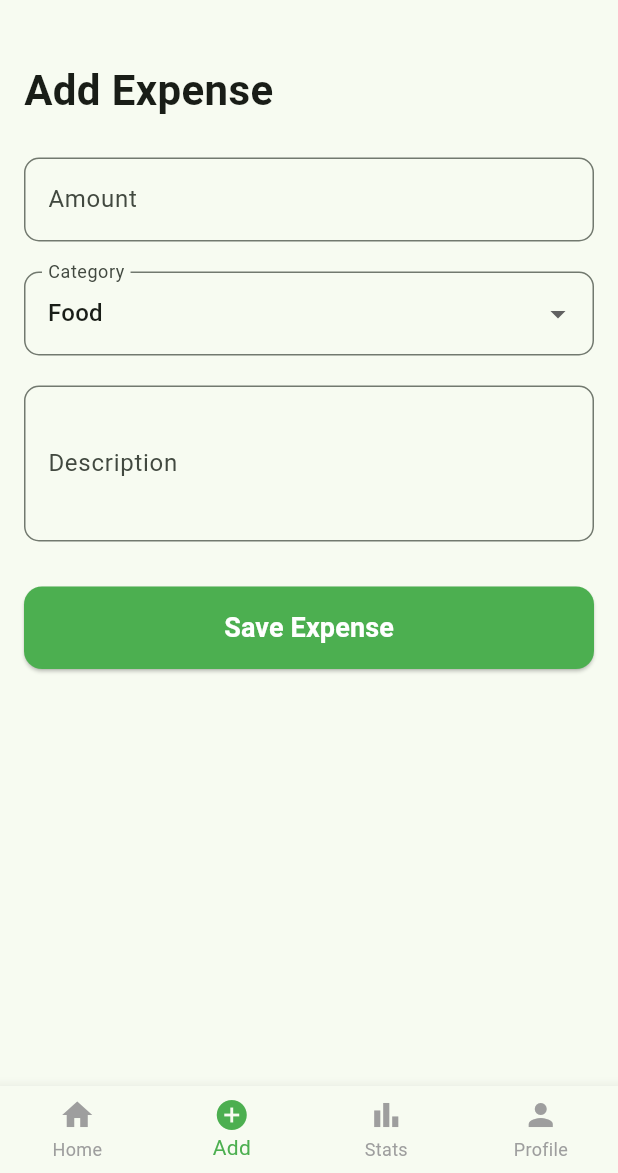
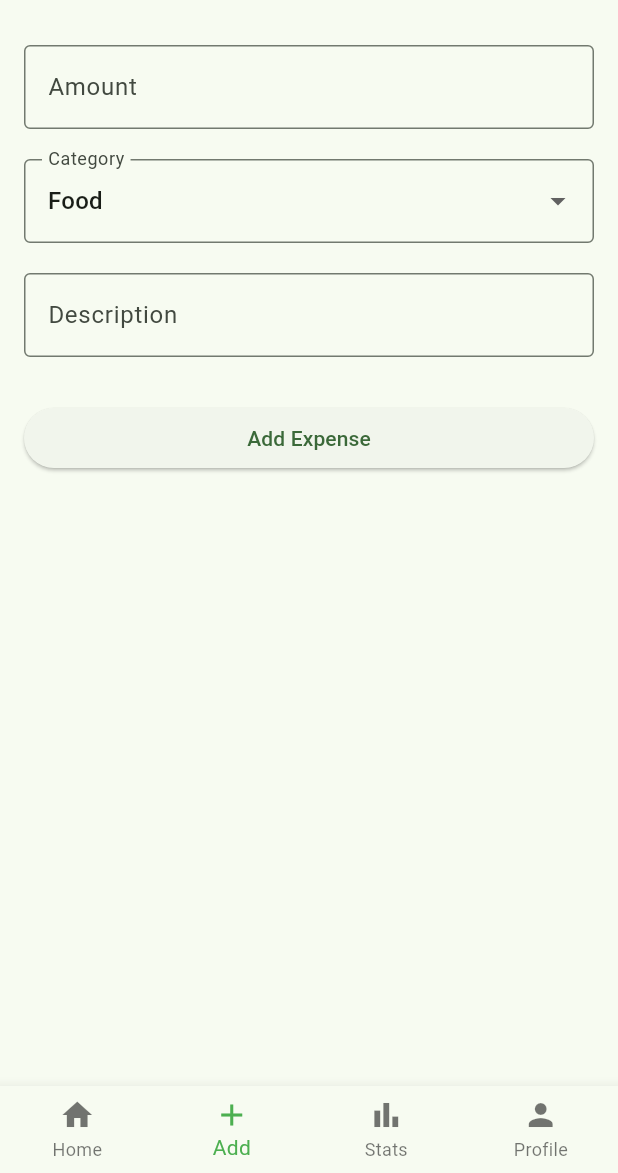
Before and after one commit to SANJAY-1407/rupee-lens, a Flutter app: the screen it shows after launch, item 2 of the bottom bar chosen, on a phone screen of 412 x 824 dp, the part 63-1236 px from its top. Run offline on Flutter 3.47's test engine with Material 3 defaults, Android fonts, the phone set to English and light mode, and no system bars.

Commit message:
Day 5 Completed - Home Dashboard Finished

```diff
--- a/lib/main.dart
+++ b/lib/main.dart
@@ -14,10 +14,10 @@ class RupeeLensApp extends StatelessWidget {
       debugShowCheckedModeBanner: false,
       title: 'RupeeLens',
       theme: ThemeData(
+        useMaterial3: true,
         colorSchemeSeed: Colors.green,
-        useMaterial3: true,
       ),
-      home: const HomeScreen(),
+      home: HomeScreen(),
     );
   }
 }
--- a/lib/screens/add_expense_screen.dart
+++ b/lib/screens/add_expense_screen.dart
@@ -1,4 +1,5 @@
 import 'package:flutter/material.dart';
+
 import '../models/expense.dart';
 import '../services/expense_service.dart';
 
@@ -10,6 +11,7 @@ class AddExpenseScreen extends StatefulWidget {
 }
 
 class _AddExpenseScreenState extends State<AddExpenseScreen> {
+
   final TextEditingController amountController = TextEditingController();
   final TextEditingController descriptionController = TextEditingController();
 
@@ -17,119 +19,98 @@ class _AddExpenseScreenState extends State<AddExpenseScreen> {
 
   final List<String> categories = [
     "Food",
-    "Travel",
+    "Transport",
     "Shopping",
+    "Medical",
+    "Entertainment",
+    "Education",
     "Bills",
-    "Entertainment",
-    "Other",
+    "Others",
   ];
 
-  @override
-  void dispose() {
-    amountController.dispose();
-    descriptionController.dispose();
-    super.dispose();
-  }
+  Future<void> saveExpense() async {
 
-  void saveExpense() {
-    if (amountController.text.trim().isEmpty) {
+    if (amountController.text.isEmpty ||
+        descriptionController.text.isEmpty) {
+
       ScaffoldMessenger.of(context).showSnackBar(
         const SnackBar(
-          content: Text("Please enter an amount"),
+          content: Text("Please fill all fields"),
         ),
       );
+
       return;
     }
 
-    final double? amount = double.tryParse(amountController.text);
-
-    if (amount == null) {
-      ScaffoldMessenger.of(context).showSnackBar(
-        const SnackBar(
-          content: Text("Enter a valid amount"),
-        ),
-      );
-      return;
-    }
-
-    Expense expense = Expense(
+    final expense = Expense(
       id: DateTime.now().millisecondsSinceEpoch.toString(),
-      amount: amount,
+      amount: double.parse(amountController.text),
       category: selectedCategory,
-      description: descriptionController.text.trim(),
+      description: descriptionController.text,
       date: DateTime.now(),
     );
 
     ExpenseService.addExpense(expense);
 
+    amountController.clear();
+    descriptionController.clear();
+
     ScaffoldMessenger.of(context).showSnackBar(
       const SnackBar(
-        content: Text("Expense Saved Successfully!"),
-        backgroundColor: Colors.green,
+        content: Text("Expense Added Successfully"),
       ),
     );
 
-    amountController.clear();
-    descriptionController.clear();
-
-    setState(() {
-      selectedCategory = "Food";
-    });
+    setState(() {});
   }
 
   @override
   Widget build(BuildContext context) {
+
     return Padding(
       padding: const EdgeInsets.all(16),
+
       child: SingleChildScrollView(
+
         child: Column(
-          crossAxisAlignment: CrossAxisAlignment.start,
+
           children: [
-
-            const SizedBox(height: 10),
-
-            const Text(
-              "Add Expense",
-              style: TextStyle(
-                fontSize: 28,
-                fontWeight: FontWeight.bold,
-              ),
-            ),
-
-            const SizedBox(height: 25),
 
             TextField(
               controller: amountController,
-                keyboardType: TextInputType.text,
-              decoration: InputDecoration(
+              keyboardType: TextInputType.number,
+              decoration: const InputDecoration(
                 labelText: "Amount",
-                prefixText: "₹ ",
-                border: OutlineInputBorder(
-                  borderRadius: BorderRadius.circular(10),
-                ),
+                border: OutlineInputBorder(),
               ),
             ),
 
             const SizedBox(height: 20),
 
             DropdownButtonFormField<String>(
+
               value: selectedCategory,
-              decoration: InputDecoration(
+
+              decoration: const InputDecoration(
                 labelText: "Category",
-                border: OutlineInputBorder(
-                  borderRadius: BorderRadius.circular(10),
-                ),
+                border: OutlineInputBorder(),
               ),
+
               items: categories.map((category) {
+
                 return DropdownMenuItem(
                   value: category,
                   child: Text(category),
                 );
+
               }).toList(),
+
               onChanged: (value) {
+
                 setState(() {
                   selectedCategory = value!;
                 });
+
               },
             ),
 
@@ -137,12 +118,9 @@ class _AddExpenseScreenState extends State<AddExpenseScreen> {
 
             TextField(
               controller: descriptionController,
-              maxLines: 3,
-              decoration: InputDecoration(
+              decoration: const InputDecoration(
                 labelText: "Description",
-                border: OutlineInputBorder(
-                  borderRadius: BorderRadius.circular(10),
-                ),
+                border: OutlineInputBorder(),
               ),
             ),
 
@@ -150,25 +128,12 @@ class _AddExpenseScreenState extends State<AddExpenseScreen> {
 
             SizedBox(
               width: double.infinity,
-              height: 55,
               child: ElevatedButton(
                 onPressed: saveExpense,
-                style: ElevatedButton.styleFrom(
-                  backgroundColor: Colors.green,
-                  foregroundColor: Colors.white,
-                  shape: RoundedRectangleBorder(
-                    borderRadius: BorderRadius.circular(12),
-                  ),
-                ),
-                child: const Text(
-                  "Save Expense",
-                  style: TextStyle(
-                    fontSize: 18,
-                    fontWeight: FontWeight.bold,
-                  ),
-                ),
+                child: const Text("Add Expense"),
               ),
             ),
+
           ],
         ),
       ),
--- a/lib/screens/home_screen.dart
+++ b/lib/screens/home_screen.dart
@@ -1,7 +1,12 @@
 import 'package:flutter/material.dart';
+
+import '../services/expense_service.dart';
+import '../widgets/summary_card.dart';
+import '../widgets/recent_title.dart';
+
 import 'add_expense_screen.dart';
+import 'profile_screen.dart';
 import 'stats_screen.dart';
-import 'profile_screen.dart';
 
 class HomeScreen extends StatefulWidget {
   const HomeScreen({super.key});
@@ -13,36 +18,122 @@ class HomeScreen extends StatefulWidget {
 class _HomeScreenState extends State<HomeScreen> {
   int currentIndex = 0;
 
-  final List<Widget> pages = const [
-    Center(
-      child: Text(
-        "Welcome to RupeeLens 💰",
-        style: TextStyle(
-          fontSize: 24,
-          fontWeight: FontWeight.bold,
-        ),
-      ),
-    ),
-    AddExpenseScreen(),
-    StatsScreen(),
-    ProfileScreen(),
-  ];
-
   @override
   Widget build(BuildContext context) {
+    final homePage = SingleChildScrollView(
+      padding: const EdgeInsets.all(16),
+      child: Column(
+        crossAxisAlignment: CrossAxisAlignment.start,
+        children: [
+          const Text(
+            "Welcome 👋",
+            style: TextStyle(
+              fontSize: 28,
+              fontWeight: FontWeight.bold,
+            ),
+          ),
+
+          const SizedBox(height: 5),
+
+          const Text(
+            "Track every rupee wisely.",
+            style: TextStyle(
+              color: Colors.grey,
+              fontSize: 16,
+            ),
+          ),
+
+          const SizedBox(height: 25),
+
+          SummaryCard(
+            icon: Icons.account_balance_wallet,
+            title: "Total Expense",
+            value:
+            "₹${ExpenseService.getTotalExpense().toStringAsFixed(2)}",
+            iconColor: Colors.green,
+          ),
+
+          const SizedBox(height: 15),
+
+          SummaryCard(
+            icon: Icons.today,
+            title: "Today's Expense",
+            value:
+            "₹${ExpenseService.getTodayExpense().toStringAsFixed(2)}",
+            iconColor: Colors.orange,
+          ),
+
+          const SizedBox(height: 15),
+
+          SummaryCard(
+            icon: Icons.calendar_month,
+            title: "This Month",
+            value:
+            "₹${ExpenseService.getMonthlyExpense().toStringAsFixed(2)}",
+            iconColor: Colors.blue,
+          ),
+
+          const SizedBox(height: 15),
+
+          SummaryCard(
+            icon: Icons.receipt_long,
+            title: "Number of Expenses",
+            value: ExpenseService.getExpenseCount().toString(),
+            iconColor: Colors.purple,
+          ),
+
+          const SizedBox(height: 30),
+
+          const Text(
+            "Recent Expenses",
+            style: TextStyle(
+              fontSize: 22,
+              fontWeight: FontWeight.bold,
+            ),
+          ),
+
+          const SizedBox(height: 15),
+
+          if (ExpenseService.getRecentExpenses().isEmpty)
+            const Center(
+              child: Padding(
+                padding: EdgeInsets.all(20),
+                child: Text(
+                  "No expenses yet.",
+                  style: TextStyle(fontSize: 18),
+                ),
+              ),
+            )
+          else
+            ...ExpenseService.getRecentExpenses().map(
+                  (expense) => RecentTile(
+                icon: Icons.currency_rupee,
+                title: expense.category,
+                subtitle: expense.description,
+                amount: "₹${expense.amount.toStringAsFixed(2)}",
+              ),
+            ),
+        ],
+      ),
+    );
+
+    final pages = [
+      homePage,
+      const AddExpenseScreen(),
+      const StatsScreen(),
+      const ProfileScreen(),
+    ];
+
     return Scaffold(
       appBar: AppBar(
         title: const Text("RupeeLens"),
         centerTitle: true,
       ),
-
       body: pages[currentIndex],
-
       bottomNavigationBar: BottomNavigationBar(
         currentIndex: currentIndex,
         type: BottomNavigationBarType.fixed,
         selectedItemColor: Colors.green,
-        unselectedItemColor: Colors.grey,
         onTap: (index) {
           setState(() {
             currentIndex = index;
@@ -54,7 +145,7 @@ class _HomeScreenState extends State<HomeScreen> {
             label: "Home",
           ),
           BottomNavigationBarItem(
-            icon: Icon(Icons.add_circle),
+            icon: Icon(Icons.add),
             label: "Add",
           ),
           BottomNavigationBarItem(
--- a/lib/services/expense_service.dart
+++ b/lib/services/expense_service.dart
@@ -3,17 +3,17 @@ import '../models/expense.dart';
 class ExpenseService {
   static final List<Expense> expenses = [];
 
-  // Add Expense
   static void addExpense(Expense expense) {
     expenses.add(expense);
   }
-
-  // Get All Expenses
   static List<Expense> getExpenses() {
     return expenses;
   }
 
-  // Total Expense
+  static List<Expense> getRecentExpenses() {
+    return expenses.reversed.toList();
+  }
+
   static double getTotalExpense() {
     double total = 0;
 
@@ -24,29 +24,37 @@ class ExpenseService {
     return total;
   }
 
-  // Update Expense
-  static void updateExpense(Expense updatedExpense) {
-    final index = expenses.indexWhere(
-          (expense) => expense.id == updatedExpense.id,
-    );
+  static double getTodayExpense() {
+    double total = 0;
 
-    if (index != -1) {
-      expenses[index] = updatedExpense;
+    final today = DateTime.now();
+
+    for (var expense in expenses) {
+      if (expense.date.day == today.day &&
+          expense.date.month == today.month &&
+          expense.date.year == today.year) {
+        total += expense.amount;
+      }
     }
+
+    return total;
   }
 
-  // Delete Expense
-  static void deleteExpense(String id) {
-    expenses.removeWhere((expense) => expense.id == id);
+  static double getMonthlyExpense() {
+    double total = 0;
+
+    final today = DateTime.now();
+
+    for (var expense in expenses) {
+      if (expense.date.month == today.month &&
+          expense.date.year == today.year) {
+        total += expense.amount;
+      }
+    }
+
+    return total;
   }
-
-  // Number of Expenses
   static int getExpenseCount() {
     return expenses.length;
   }
-
-  // Clear All Expenses (Optional)
-  static void clearExpenses() {
-    expenses.clear();
-  }
 }
```
Also changed, not shown: lib/widgets/recent_title.dart (added, +40 -0 lines), lib/widgets/summary_card.dart (added, +54 -0 lines), 1 other file.
